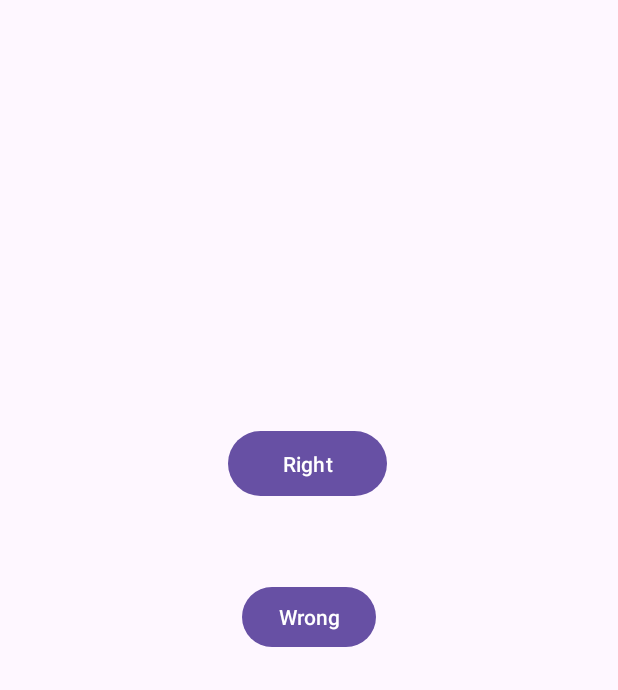
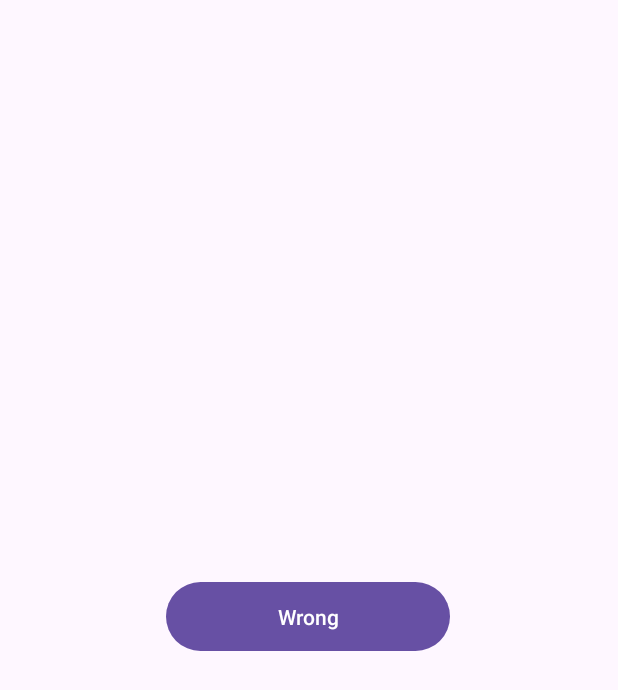
Before and after one commit to ANIKETH232323/Animated-Toast-Library, an Android app: the screen it shows after launch (MainActivity), on a phone screen of 412 x 824 dp. Shown: the top 690 px of the screen. Run offline under Robolectric (Android 15) with nearby library versions, the phone set to English and light mode, and no system bars.

Commit message:
Initial commit

```diff
--- a/app/src/main/res/layout/activity_main.xml
+++ b/app/src/main/res/layout/activity_main.xml
@@ -10,31 +10,18 @@
 
     <Button
         android:id="@+id/button"
-        android:layout_width="wrap_content"
-        android:layout_height="wrap_content"
+        android:layout_width="189dp"
+        android:layout_height="54dp"
         android:layout_alignParentTop="true"
         android:layout_centerHorizontal="true"
         android:onClick="Wrong"
         android:text="Wrong"
         app:layout_constraintBottom_toBottomOf="parent"
         app:layout_constraintEnd_toEndOf="parent"
+        app:layout_constraintHorizontal_bias="0.498"
         app:layout_constraintStart_toStartOf="parent"
-        app:layout_constraintTop_toBottomOf="@+id/button2"
-        app:layout_constraintVertical_bias="0.12" />
+        app:layout_constraintTop_toTopOf="parent"
+        app:layout_constraintVertical_bias="0.499" />
 
-    <Button
-        android:id="@+id/button2"
-        android:layout_width="106dp"
-        android:layout_height="51dp"
-        android:layout_alignParentBottom="true"
-        android:layout_centerHorizontal="true"
-        android:onClick="Right"
-        android:text="Right"
-        app:layout_constraintBottom_toBottomOf="parent"
-        app:layout_constraintEnd_toEndOf="@+id/button"
-        app:layout_constraintHorizontal_bias="0.562"
-        app:layout_constraintStart_toStartOf="@+id/button"
-        app:layout_constraintTop_toTopOf="parent"
-        app:layout_constraintVertical_bias="0.367" />
 
 </androidx.constraintlayout.widget.ConstraintLayout>
```
